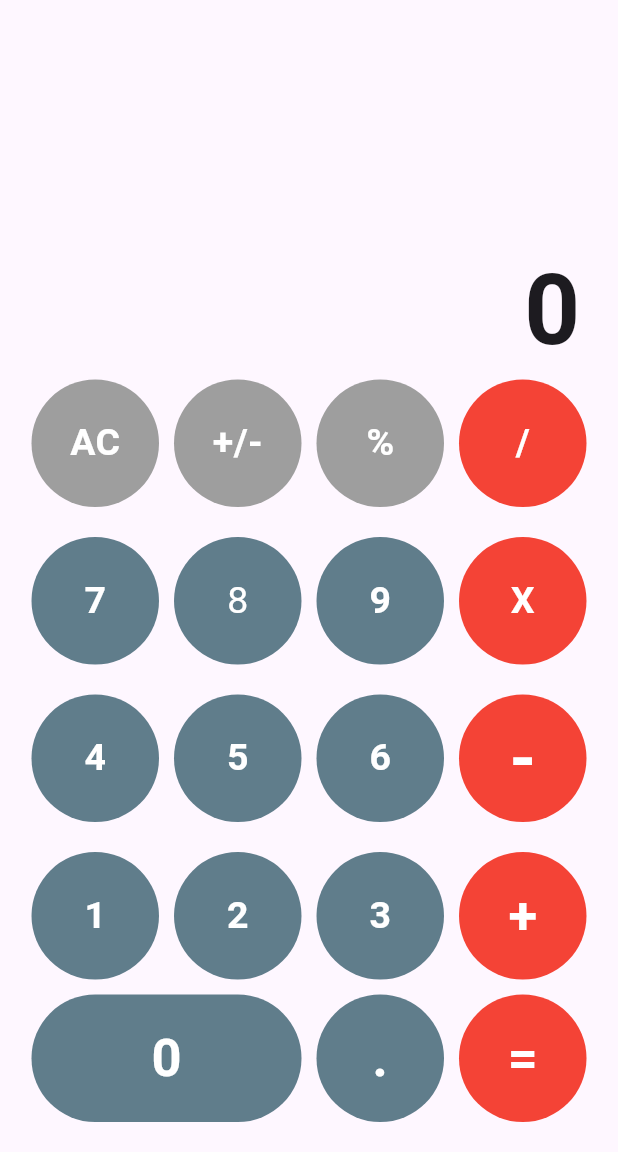
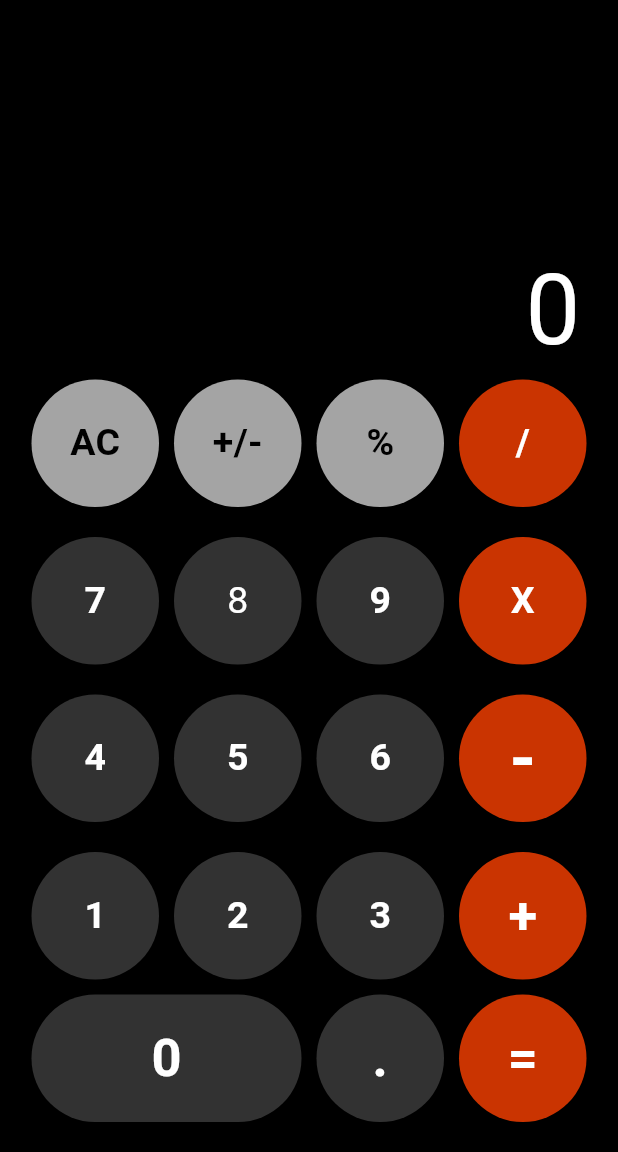
Before and after one commit to SagarDhadke/Calculator, a Flutter app: the screen it shows after launch, on a phone screen of 412 x 824 dp, the part 84-1236 px from its top. Run offline on Flutter 3.47's test engine with Material 3 defaults, Android fonts, the phone set to English and light mode, and no system bars.

Commit message:
Fix the Background Color

```diff
--- a/lib/main.dart
+++ b/lib/main.dart
@@ -35,6 +35,7 @@ class _MyCalculatorState extends State<MyCalculator> {
   @override
   Widget build(BuildContext context) {
     return Scaffold(
+      backgroundColor: Colors.black,
       appBar: AppBar(
         title: Text(
           "Calculator"),
@@ -50,7 +51,7 @@ class _MyCalculatorState extends State<MyCalculator> {
               margin: EdgeInsets.only(right: 25),
               alignment: Alignment.topRight,
               child: Text("0", style: TextStyle(
-              fontSize: 65, fontWeight: FontWeight.bold),),
+              fontSize: 65, color: Colors.white),),
             ),
 
             Row(
@@ -59,7 +60,7 @@ class _MyCalculatorState extends State<MyCalculator> {
                 Container(
                   alignment: Alignment.center,
                   decoration: BoxDecoration(
-                    color: Colors.grey,
+                    color: Color(0xFFA4A4A4),
                     borderRadius: BorderRadius.circular(50)
                   ),
                     height: 85,
@@ -67,7 +68,7 @@ class _MyCalculatorState extends State<MyCalculator> {
 
                     child: Text("AC", style: TextStyle(
                       fontSize: 25, fontWeight: FontWeight.bold,
-                      color: Colors.white,
+                      color: Colors.black,
                     ),),
 
                 ),
@@ -78,13 +79,13 @@ class _MyCalculatorState extends State<MyCalculator> {
                 alignment: Alignment.center,
                 decoration: BoxDecoration(
                   borderRadius: BorderRadius.circular(50),
-                  color: Colors.grey
+                  color: Color(0xFFA4A4A4)
                 ),
                 height: 85,
                 width: 85,
 
               child: Text("+/-", style: TextStyle(
-                fontSize: 25, fontWeight: FontWeight.bold, color: Colors.white
+                fontSize: 25, fontWeight: FontWeight.bold, color: Colors.black
               ),),
 
               ),
@@ -96,13 +97,13 @@ class _MyCalculatorState extends State<MyCalculator> {
                 width: 85,
                 height: 85,
                 decoration: BoxDecoration(
-                  color: Colors.grey,
+                  color: Color(0xFFA4A4A4),
                   borderRadius: BorderRadius.circular(50),
                 ),
 
                 child: Text("%", style: TextStyle(fontSize: 25,
                  fontWeight: FontWeight.bold,
-                 color: Colors.white),),
+                 color: Colors.black),),
               ),
 
               SizedBox(width: 10,),
@@ -111,7 +112,7 @@ class _MyCalculatorState extends State<MyCalculator> {
                 alignment: Alignment.center,
                   decoration: BoxDecoration(
                     borderRadius: BorderRadius.circular(50),
-                    color: Colors.red,
+                    color: Color(0xFFCA3401),
                   ),
                   width: 85,
                   height: 85,
@@ -133,16 +134,14 @@ class _MyCalculatorState extends State<MyCalculator> {
               Container(
                 decoration: BoxDecoration(
                   borderRadius: BorderRadius.circular(50),
-                  color: Colors.blueGrey,
+                  color: Color(0xFF323232),
                 ),
                 alignment: Alignment.center,
                 height: 85,
                 width: 85,
 
               child: Text("7", style: TextStyle(fontSize: 25, fontWeight: FontWeight.bold,
-              color: Colors.white),),
-
-              ),
+              color: Colors.white)),),
 
               SizedBox(width: 10),
 
@@ -150,7 +149,7 @@ class _MyCalculatorState extends State<MyCalculator> {
                 alignment: Alignment.center,
                 decoration: BoxDecoration(
                   borderRadius: BorderRadius.circular(50),
-                  color: Colors.blueGrey
+                  color: Color(0xFF323232)
                 ),
                 height: 85,
                 width: 85,
@@ -165,7 +164,7 @@ class _MyCalculatorState extends State<MyCalculator> {
                   alignment: Alignment.center,
                   decoration: BoxDecoration(
                     borderRadius: BorderRadius.circular(50),
-                    color: Colors.blueGrey),
+                    color: Color(0xFF323232)),
 
                     width: 85,
                     height: 85,
@@ -184,7 +183,7 @@ class _MyCalculatorState extends State<MyCalculator> {
               alignment: Alignment.center,
                 decoration: BoxDecoration(
                   borderRadius: BorderRadius.circular(50),
-                  color: Colors.red
+                  color: Color(0xFFCA3401)
                 ),
                 height: 85,
                 width: 85,
@@ -208,7 +207,7 @@ class _MyCalculatorState extends State<MyCalculator> {
                   alignment: Alignment.center,
                   decoration: BoxDecoration(
                     borderRadius: BorderRadius.circular(50),
-                    color: Colors.blueGrey
+                    color: Color(0xFF323232)
                   ),
                   height: 85,
                   width: 85,
@@ -227,7 +226,7 @@ class _MyCalculatorState extends State<MyCalculator> {
                   alignment: Alignment.center,
                   decoration: BoxDecoration(
                     borderRadius: BorderRadius.circular(50),
-                    color: Colors.blueGrey
+                    color: Color(0xFF323232)
                   ),
                     height: 85,
                     width: 85,
@@ -243,7 +242,7 @@ class _MyCalculatorState extends State<MyCalculator> {
                   alignment: Alignment.center,
                   decoration: BoxDecoration(
                     borderRadius: BorderRadius.circular(50),
-                    color: Colors.blueGrey
+                    color: Color(0xFF323232)
                   ),
                   height: 85,
                   width: 85,
@@ -260,7 +259,7 @@ class _MyCalculatorState extends State<MyCalculator> {
                   alignment: Alignment.center,
                   decoration: BoxDecoration(
                     borderRadius: BorderRadius.circular(50),
-                    color: Colors.red
+                    color: Color(0xFFCA3401)
                   ),
                   height: 85,
                   width: 85,
@@ -282,7 +281,7 @@ class _MyCalculatorState extends State<MyCalculator> {
                     alignment: Alignment.center,
                     decoration: BoxDecoration(
                       borderRadius: BorderRadius.circular(50),
-                      color: Colors.blueGrey
+                      color: Color(0xFF323232)
                     ),
 
                     width: 85,
@@ -302,7 +301,7 @@ class _MyCalculatorState extends State<MyCalculator> {
                   alignment: Alignment.center,
                   decoration: BoxDecoration(
                     borderRadius: BorderRadius.circular(50),
-                    color: Colors.blueGrey
+                    color: Color(0xFF323232)
                   ),
                     height: 85,
                     width: 85,
@@ -318,7 +317,7 @@ class _MyCalculatorState extends State<MyCalculator> {
                   alignment: Alignment.center,
                   decoration: BoxDecoration(
                     borderRadius: BorderRadius.circular(50),
-                    color: Colors.blueGrey
+                    color: Color(0xFF323232)
                   ),
                     height: 85,
                     width: 85,
@@ -334,7 +333,7 @@ class _MyCalculatorState extends State<MyCalculator> {
                   alignment: Alignment.center,
                   decoration: BoxDecoration(
                     borderRadius: BorderRadius.circular(50),
-                    color: Colors.red
+                    color: Color(0xFFCA3401)
                   ),
                   height: 85,
                   width: 85,
@@ -357,7 +356,7 @@ class _MyCalculatorState extends State<MyCalculator> {
                 alignment: Alignment.center,
                 decoration: BoxDecoration(
                   borderRadius: BorderRadius.circular(50),
-                  color: Colors.blueGrey
+                  color: Color(0xFF323232)
                 ),
 
                 width: 180,
@@ -374,7 +373,7 @@ class _MyCalculatorState extends State<MyCalculator> {
                         alignment: Alignment.center,
                         decoration: BoxDecoration(
                           borderRadius: BorderRadius.circular(50),
-                          color: Colors.blueGrey
+                          color: Color(0xFF323232)
                         ),
                           height: 85,
                           width: 85,
@@ -394,7 +393,7 @@ class _MyCalculatorState extends State<MyCalculator> {
                           alignment: Alignment.center,
                           decoration: BoxDecoration(
                             borderRadius: BorderRadius.circular(50),
-                            color: Colors.red
+                            color: Color(0xFFCA3401)
                           ),
                           width: 85,
                           height: 85,
@@ -412,5 +411,7 @@ class _MyCalculatorState extends State<MyCalculator> {
       ),
 
     );
+
+
   }
 }
```
